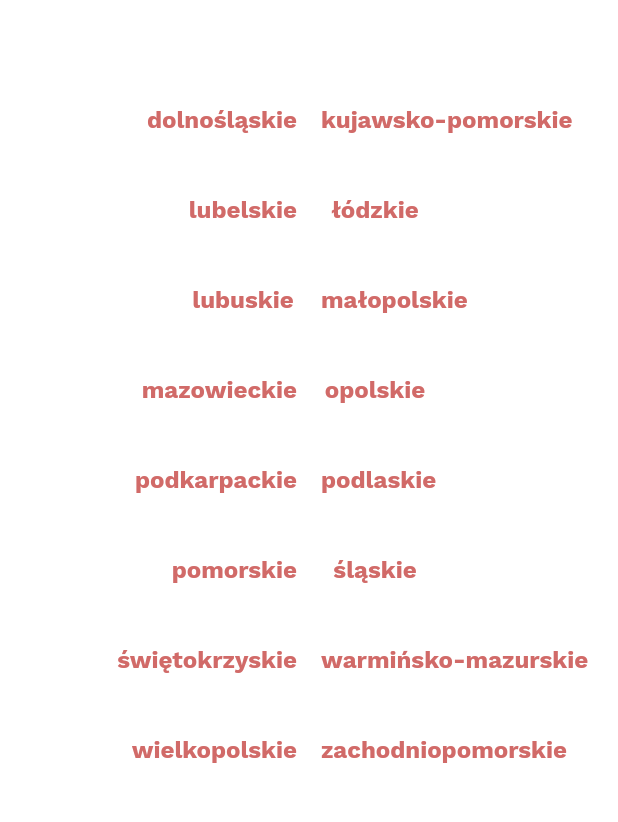
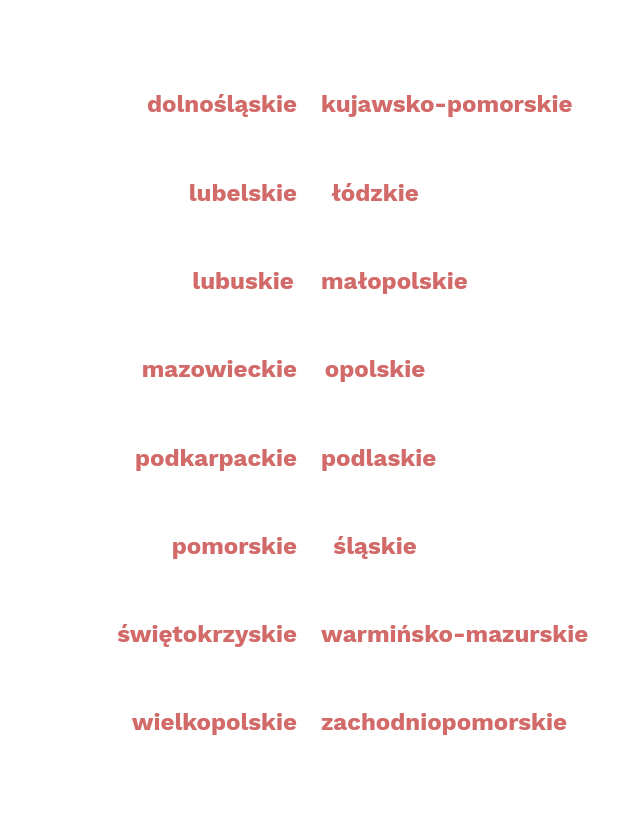
Before and after one commit to sebastianczuma/regio_food, a Flutter app: the screen it shows after launch, on a phone screen of 412 x 824 dp, the part 147-969 px from its top. Run offline on Flutter 3.47's test engine with Material 2 defaults, Android fonts, the light colour scheme and no system bars.

Commit message:
Downloading, parsing, provinces grid

```diff
--- /dev/null
+++ b/lib/Strings.dart
@@ -0,0 +1,37 @@
+final String mainTitle = 'Produkty regionalne';
+final String mainDescription =
+    'Wybierz województwo aby wyświetlić produkty regionalne dla tego obszaru.';
+List<String> provinceList = [
+  'dolnośląskie',
+  'kujawsko-pomorskie',
+  'lubelskie',
+  'łódzkie',
+  'lubuskie',
+  'małopolskie',
+  'mazowieckie',
+  'opolskie',
+  'podkarpackie',
+  'podlaskie',
+  'pomorskie',
+  'śląskie',
+  'świętokrzyskie',
+  'warmińsko-mazurskie',
+  'wielkopolskie',
+  'zachodniopomorskie'
+];
+
+String removePolishChars(String fromWhat) {
+  String toWhat = fromWhat
+      .replaceAll('ą', 'a')
+      .replaceAll('ć', 'c')
+      .replaceAll('ę', 'e')
+      .replaceAll('ł', 'l')
+      .replaceAll('ń', 'n')
+      .replaceAll('ó', 'o')
+      .replaceAll('ś', 's')
+      .replaceAll('ż', 'z')
+      .replaceAll('ź', 'z');
+
+  print(toWhat);
+  return toWhat;
+}
--- /dev/null
+++ b/lib/Styles.dart
@@ -0,0 +1,19 @@
+import 'package:flutter/material.dart';
+
+final TextStyle rowStyle = new TextStyle(
+    fontFamily: 'WorkSans',
+    color: Color(0xFFD16A68),
+    fontWeight: FontWeight.bold,
+    fontSize: 16.0);
+
+final TextStyle titleStyle = new TextStyle(
+    color: Colors.black,
+    fontFamily: 'WorkSans',
+    fontWeight: FontWeight.bold,
+    fontSize: 22.0);
+
+final TextStyle subtitleStyle = new TextStyle(
+    color: Colors.black,
+    fontFamily: 'WorkSans',
+    fontWeight: FontWeight.normal,
+    fontSize: 18.0);
--- /dev/null
+++ b/lib/Urls.dart
@@ -0,0 +1,2 @@
+final String BASE_URL =
+    'https://produkty-regionalne.firebaseio.com/wojewodztwa/';
--- a/lib/main.dart
+++ b/lib/main.dart
@@ -1,36 +1,20 @@
 import 'package:flutter/material.dart';
-import 'plist.dart';
 import 'package:flutter/services.dart';
 
-TextStyle rowStyle = new TextStyle(
-    fontFamily: 'WorkSans',
-    color: Color(0xFFD16A68),
-    fontWeight: FontWeight.bold,
-    fontSize: 16.0);
-
-TextStyle titleStyle = new TextStyle(
-    color: Colors.black,
-    fontFamily: 'WorkSans',
-    fontWeight: FontWeight.bold,
-    fontSize: 22.0);
-
-TextStyle subtitleStyle = new TextStyle(
-    color: Colors.black,
-    fontFamily: 'WorkSans',
-    fontWeight: FontWeight.normal,
-    fontSize: 18.0);
+import 'Strings.dart';
+import 'Styles.dart';
+import 'plist.dart';
 
 void main() {
   SystemChrome.setSystemUIOverlayStyle(SystemUiOverlayStyle.light);
   runApp(MyApp());
 }
 
-
-
 class MyApp extends StatelessWidget {
   @override
   Widget build(BuildContext context) {
-    return MaterialApp(title: 'Produkty regionalne',
+    return MaterialApp(
+        title: mainTitle,
         theme: new ThemeData(
           primaryColorBrightness: Brightness.light,
         ),
@@ -41,80 +25,57 @@ class MyApp extends StatelessWidget {
 class HomeScreen extends StatelessWidget {
   @override
   Widget build(BuildContext context) {
+    double aspectRatio;
+    double paddingBottom;
+    if (MediaQuery.of(context).orientation == Orientation.portrait) {
+      aspectRatio = 3.5;
+      paddingBottom = 40.0;
+    } else {
+      aspectRatio = 5.5;
+      paddingBottom = 24.0;
+    }
 
     Widget titleSection = Padding(
-      padding: EdgeInsets.only(bottom: 56.0, left: 16.0, right: 16.0),
+      padding: EdgeInsets.only(bottom: paddingBottom, left: 16.0, right: 16.0),
       child: Text(
-        'Wybierz województwo aby wyświetlić produkty regionalne dla tego obszaru.',
+        mainDescription,
         style: subtitleStyle,
       ),
     );
 
-    Row buildRow(String province1, String province2) {
-      return Row(
-          children: [
-            Expanded(
-              child: Padding(
-                padding: EdgeInsets.only(left: 0.0, right: 0.0, bottom: 12.0),
-                child: new Align(
-                  alignment: FractionalOffset.centerRight,
+    AlignmentGeometry align;
+    Widget provinceSection = new Expanded(
+        child: new GridView.builder(
+      gridDelegate: new SliverGridDelegateWithFixedCrossAxisCount(
+        crossAxisCount: 2,
+        childAspectRatio: aspectRatio,
+      ),
+      itemCount: provinceList.length,
+      itemBuilder: (BuildContext context, int index) {
+        if (index.isOdd) {
+          align = FractionalOffset.centerLeft;
+        } else {
+          align = FractionalOffset.centerRight;
+        }
+        return new Align(
+          alignment: align,
           child: new FlatButton(
             padding: const EdgeInsets.all(8.0),
             onPressed: () {
               Navigator.push(
                 context,
                 MaterialPageRoute(
-                            builder: (context) =>
-                                new PList(province: province1)),
+                    builder: (context) => PList(province: provinceList[index])),
               );
             },
             child: new Text(
-                      province1,
+              provinceList[index],
               style: rowStyle,
             ),
           ),
-                ),
-              ),
-            ),
-            Expanded(
-              child: Padding(
-                padding: EdgeInsets.only(left: 0.0, right: 0.0, bottom: 12.0),
-                child: new Align(
-                  alignment: FractionalOffset.centerLeft,
-                  child: new FlatButton(
-                    padding: const EdgeInsets.all(8.0),
-                    onPressed: () {
-                      Navigator.push(
-                        context,
-                        MaterialPageRoute(
-                            builder: (context) => PList(province: province2)),
         );
       },
-                    child: new Text(
-                      province2,
-                      style: rowStyle,
-                    ),
-                  ),
-                ),
-              ),
-            ),
-          ]);
-    }
-
-    Widget columnSection = Container(
-      child: Column(
-        children: [
-          buildRow('dolnośląskie', 'kujawsko-pomorskie'),
-          buildRow('lubelskie', 'łódzkie'),
-          buildRow('lubuskie', 'małopolskie'),
-          buildRow('mazowieckie', 'opolskie'),
-          buildRow('podkarpackie', 'podlaskie'),
-          buildRow('pomorskie', 'śląskie'),
-          buildRow('świętokrzyskie', 'warmińsko-mazurskie'),
-          buildRow('wielkopolskie', 'zachodniopomorskie'),
-        ],
-      ),
-    );
+    ));
 
     return new Scaffold(
         backgroundColor: Colors.white,
@@ -122,16 +83,12 @@ class HomeScreen extends StatelessWidget {
           backgroundColor: Colors.white,
           elevation: 0.0,
           title: Text(
-          'Produkty regionalne',
+            mainTitle,
             style: titleStyle,
           ),
         ),
         body: Column(
-        children: [
-          titleSection,
-          columnSection,
-        ],
-      ),
-    );
+          children: <Widget>[titleSection, provinceSection],
+        ));
   }
 }
```
Also changed, not shown: lib/Item.dart (added, +11 -0 lines), lib/plist.dart (+70 -43 lines). Lines whose indentation alone changed are shown as unchanged.
